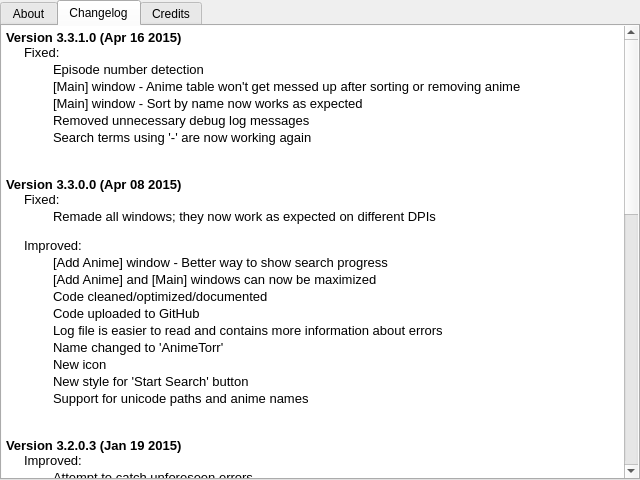
Above: qt/qt_about.ui from geosohh/AnimeTorr before the change. Below: the same form after it.
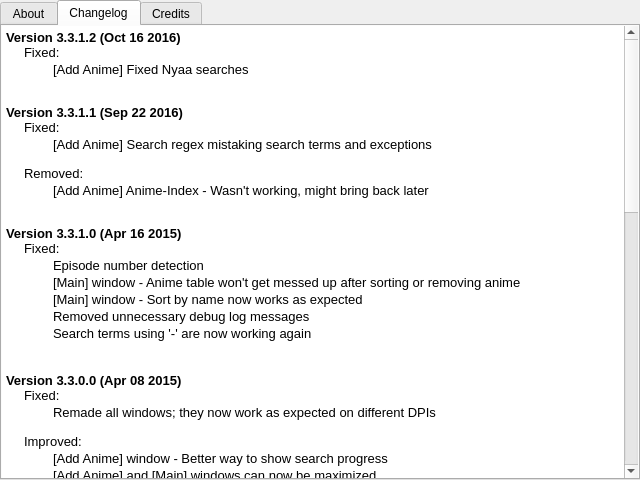
That is the form after the change. The open tabs and pages were chosen to show the change. Icons and pictures are not drawn.

Commit message: Fix nyaa searches

Diff of the .ui file:
```diff
--- a/qt/qt_about.ui
+++ b/qt/qt_about.ui
@@ -178,6 +178,34 @@
 &lt;html&gt;&lt;head&gt;&lt;meta name=&quot;qrichtext&quot; content=&quot;1&quot; /&gt;&lt;style type=&quot;text/css&quot;&gt;
 p, li { white-space: pre-wrap; }
 &lt;/style&gt;&lt;/head&gt;&lt;body style=&quot; font-family:'MS Shell Dlg 2'; font-size:8.25pt; font-weight:400; font-style:normal;&quot;&gt;
+&lt;p style=&quot; margin-top:0px; margin-bottom:0px; margin-left:0px; margin-right:0px; -qt-block-indent:0; text-indent:0px;&quot;&gt;&lt;span style=&quot; font-size:10pt; font-weight:600;&quot;&gt;Version 3.3.1.2 (Oct 16 2016)&lt;/span&gt;&lt;span style=&quot; font-size:10pt;&quot;&gt;&lt;br /&gt;     Fixed:&lt;/span&gt;&lt;/p&gt;
+&lt;table border=&quot;0&quot; style=&quot; margin-top:0px; margin-bottom:0px; margin-left:0px; margin-right:0px;&quot; cellspacing=&quot;2&quot; cellpadding=&quot;0&quot;&gt;
+&lt;tr&gt;
+&lt;td&gt;&lt;/td&gt;
+&lt;td&gt;
+&lt;p style=&quot; margin-top:0px; margin-bottom:0px; margin-left:0px; margin-right:0px; -qt-block-indent:0; text-indent:0px;&quot;&gt;&lt;span style=&quot; font-size:10pt;&quot;&gt;          &lt;/span&gt;&lt;img src=&quot;:/images/images/dot.png&quot; /&gt;&lt;span style=&quot; font-size:10pt;&quot;&gt; &lt;/span&gt;&lt;/p&gt;&lt;/td&gt;
+&lt;td&gt;
+&lt;p style=&quot; margin-top:0px; margin-bottom:0px; margin-left:0px; margin-right:0px; -qt-block-indent:0; text-indent:0px;&quot;&gt;&lt;span style=&quot; font-size:10pt;&quot;&gt;[Add Anime] Fixed Nyaa searches&lt;/span&gt;&lt;/p&gt;&lt;/td&gt;&lt;/tr&gt;&lt;/table&gt;
+&lt;p style=&quot;-qt-paragraph-type:empty; margin-top:0px; margin-bottom:0px; margin-left:0px; margin-right:0px; -qt-block-indent:0; text-indent:0px; font-size:8pt;&quot;&gt;&lt;br /&gt;&lt;/p&gt;
+&lt;p style=&quot;-qt-paragraph-type:empty; margin-top:0px; margin-bottom:0px; margin-left:0px; margin-right:0px; -qt-block-indent:0; text-indent:0px; font-size:8pt;&quot;&gt;&lt;br /&gt;&lt;/p&gt;
+&lt;p style=&quot; margin-top:0px; margin-bottom:0px; margin-left:0px; margin-right:0px; -qt-block-indent:0; text-indent:0px;&quot;&gt;&lt;span style=&quot; font-size:10pt; font-weight:600;&quot;&gt;Version 3.3.1.1 (Sep 22 2016)&lt;/span&gt;&lt;span style=&quot; font-size:10pt;&quot;&gt;&lt;br /&gt;     Fixed:&lt;/span&gt;&lt;/p&gt;
+&lt;table border=&quot;0&quot; style=&quot; margin-top:0px; margin-bottom:0px; margin-left:0px; margin-right:0px;&quot; cellspacing=&quot;2&quot; cellpadding=&quot;0&quot;&gt;
+&lt;tr&gt;
+&lt;td&gt;&lt;/td&gt;
+&lt;td&gt;
+&lt;p style=&quot; margin-top:0px; margin-bottom:0px; margin-left:0px; margin-right:0px; -qt-block-indent:0; text-indent:0px;&quot;&gt;&lt;span style=&quot; font-size:10pt;&quot;&gt;          &lt;/span&gt;&lt;img src=&quot;:/images/images/dot.png&quot; /&gt;&lt;span style=&quot; font-size:10pt;&quot;&gt; &lt;/span&gt;&lt;/p&gt;&lt;/td&gt;
+&lt;td&gt;
+&lt;p style=&quot; margin-top:0px; margin-bottom:0px; margin-left:0px; margin-right:0px; -qt-block-indent:0; text-indent:0px;&quot;&gt;&lt;span style=&quot; font-size:10pt;&quot;&gt;[Add Anime] Search regex mistaking search terms and exceptions&lt;/span&gt;&lt;/p&gt;&lt;/td&gt;&lt;/tr&gt;&lt;/table&gt;
+&lt;p style=&quot; margin-top:12px; margin-bottom:12px; margin-left:0px; margin-right:0px; -qt-block-indent:0; text-indent:0px;&quot;&gt;&lt;span style=&quot; font-size:10pt;&quot;&gt;     Removed:&lt;/span&gt;&lt;/p&gt;
+&lt;table border=&quot;0&quot; style=&quot; margin-top:0px; margin-bottom:0px; margin-left:0px; margin-right:0px;&quot; cellspacing=&quot;2&quot; cellpadding=&quot;0&quot;&gt;
+&lt;tr&gt;
+&lt;td&gt;&lt;/td&gt;
+&lt;td&gt;
+&lt;p style=&quot; margin-top:0px; margin-bottom:0px; margin-left:0px; margin-right:0px; -qt-block-indent:0; text-indent:0px;&quot;&gt;&lt;span style=&quot; font-size:10pt;&quot;&gt;          &lt;/span&gt;&lt;img src=&quot;:/images/images/dot.png&quot; /&gt;&lt;span style=&quot; font-size:10pt;&quot;&gt; &lt;/span&gt;&lt;/p&gt;&lt;/td&gt;
+&lt;td&gt;
+&lt;p style=&quot; margin-top:0px; margin-bottom:0px; margin-left:0px; margin-right:0px; -qt-block-indent:0; text-indent:0px;&quot;&gt;&lt;span style=&quot; font-size:10pt;&quot;&gt;[Add Anime] Anime-Index - Wasn't working, might bring back later&lt;/span&gt;&lt;/p&gt;&lt;/td&gt;&lt;/tr&gt;&lt;/table&gt;
+&lt;p style=&quot;-qt-paragraph-type:empty; margin-top:0px; margin-bottom:0px; margin-left:0px; margin-right:0px; -qt-block-indent:0; text-indent:0px; font-size:8pt;&quot;&gt;&lt;br /&gt;&lt;/p&gt;
+&lt;p style=&quot;-qt-paragraph-type:empty; margin-top:0px; margin-bottom:0px; margin-left:0px; margin-right:0px; -qt-block-indent:0; text-indent:0px; font-size:8pt;&quot;&gt;&lt;br /&gt;&lt;/p&gt;
 &lt;p style=&quot; margin-top:0px; margin-bottom:0px; margin-left:0px; margin-right:0px; -qt-block-indent:0; text-indent:0px;&quot;&gt;&lt;span style=&quot; font-size:10pt; font-weight:600;&quot;&gt;Version 3.3.1.0 (Apr 16 2015)&lt;/span&gt;&lt;span style=&quot; font-size:10pt;&quot;&gt;&lt;br /&gt;     Fixed:&lt;/span&gt;&lt;/p&gt;
 &lt;table border=&quot;0&quot; style=&quot; margin-top:0px; margin-bottom:0px; margin-left:0px; margin-right:0px;&quot; cellspacing=&quot;2&quot; cellpadding=&quot;0&quot;&gt;
 &lt;tr&gt;
```
Left out of the diff: 2 changed lines with no effect on the pictures. The commit also changes 7 other files.
